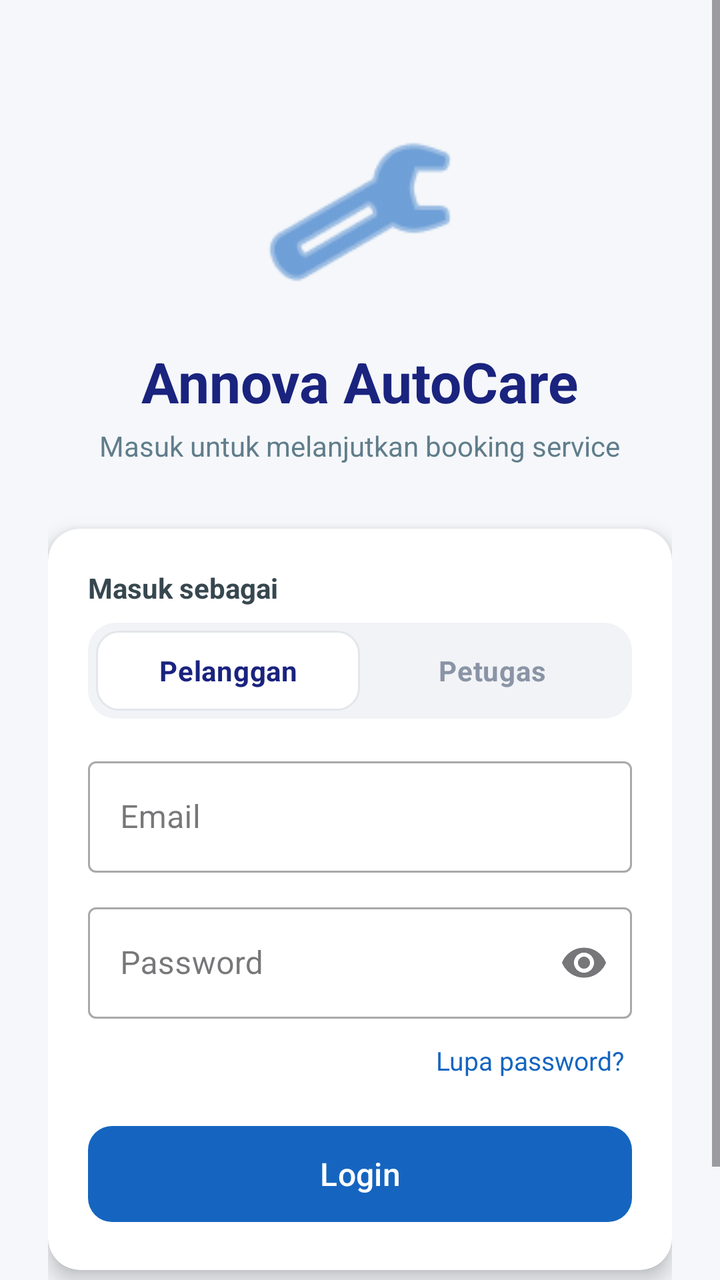
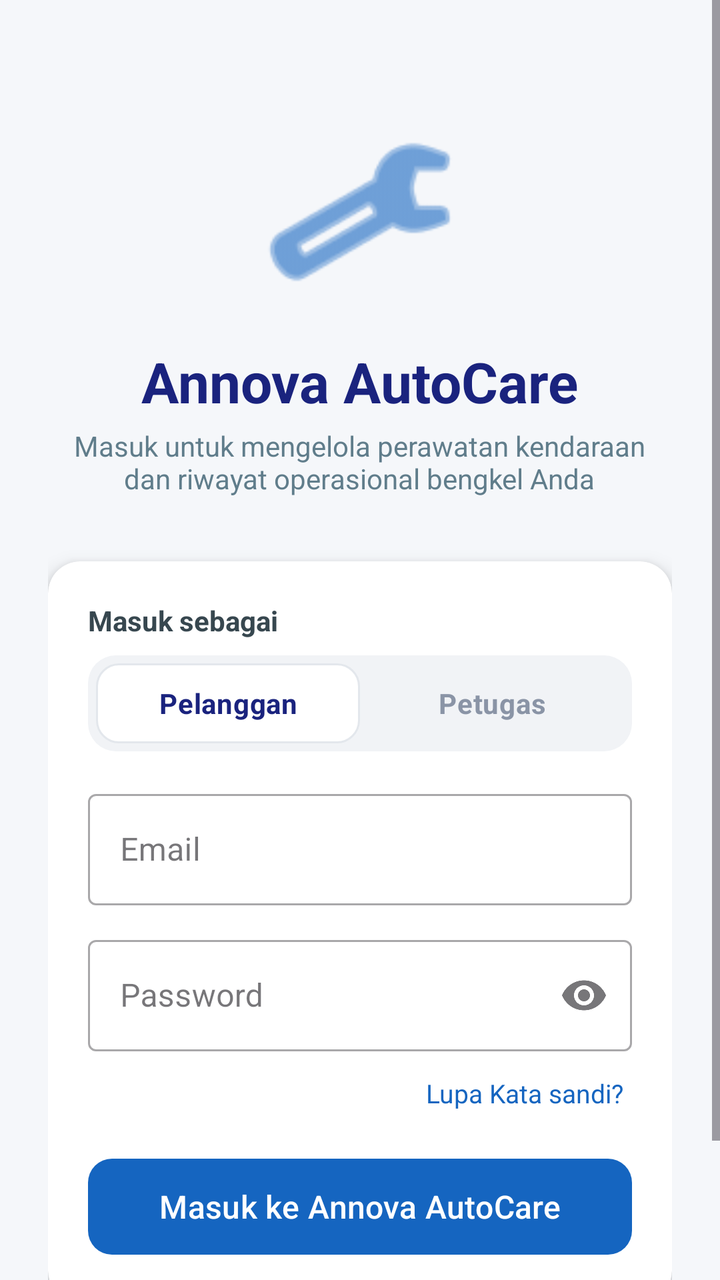

Two renders of the same Android screen: before a commit and after it. Below are the layout's source before the change and the commit's diff.
<!-- AndroidManifest.xml: application theme Theme.MobileProject -->
<!-- res/layout/activity_login.xml -->
<?xml version="1.0" encoding="utf-8"?>
<ScrollView xmlns:android="http://schemas.android.com/apk/res/android"
    xmlns:app="http://schemas.android.com/apk/res-auto"
    xmlns:tools="http://schemas.android.com/tools"
    android:layout_width="match_parent"
    android:layout_height="match_parent"
    android:background="#F5F7FA"
    android:fillViewport="true"
    android:id="@+id/main"
    tools:context=".LoginActivity">

    <LinearLayout
        android:layout_width="match_parent"
        android:layout_height="wrap_content"
        android:gravity="center_horizontal"
        android:orientation="vertical"
        android:padding="24dp">

        
        <ImageView
            android:id="@+id/imgLogo"
            android:layout_width="100dp"
            android:layout_height="100dp"
            android:layout_marginTop="32dp"
            android:contentDescription="Logo aplikasi"
            android:src="@android:drawable/ic_menu_preferences"
            app:tint="#1565C0" />

        
        <TextView
            android:id="@+id/tvTitle"
            android:layout_width="wrap_content"
            android:layout_height="wrap_content"
            android:layout_marginTop="16dp"
            android:text="Annova AutoCare"
            android:textColor="#1A237E"
            android:textSize="28sp"
            android:textStyle="bold" />

        <TextView
            android:id="@+id/tvSubtitle"
            android:layout_width="wrap_content"
            android:layout_height="wrap_content"
            android:layout_marginTop="4dp"
            android:text="Masuk untuk melanjutkan booking service"
            android:textColor="#607D8B"
            android:textSize="14sp" />

        
        <androidx.cardview.widget.CardView
            android:layout_width="match_parent"
            android:layout_height="wrap_content"
            android:layout_marginTop="32dp"
            app:cardCornerRadius="16dp"
            app:cardElevation="6dp">

            <LinearLayout
                android:layout_width="match_parent"
                android:layout_height="wrap_content"
                android:orientation="vertical"
                android:padding="20dp">

                
                <TextView
                    android:layout_width="wrap_content"
                    android:layout_height="wrap_content"
                    android:text="Masuk sebagai"
                    android:textColor="#37474F"
                    android:textSize="14sp"
                    android:textStyle="bold" />

                <RadioGroup
                    android:id="@+id/rgRole"
                    android:layout_width="match_parent"
                    android:layout_height="48dp"
                    android:layout_marginTop="8dp"
                    android:background="@drawable/bg_role_track"
                    android:orientation="horizontal"
                    android:padding="4dp">

                    <RadioButton
                        android:id="@+id/rbCustomer"
                        android:layout_width="0dp"
                        android:layout_height="match_parent"
                        android:layout_weight="1"
                        android:background="@drawable/bg_role_selector"
                        android:button="@null"
                        android:checked="true"
                        android:gravity="center"
                        android:text="Pelanggan"
                        android:textColor="@color/role_text_color"
                        android:textSize="14sp"
                        android:textStyle="bold" />

                    <RadioButton
                        android:id="@+id/rbPetugas"
                        android:layout_width="0dp"
                        android:layout_height="match_parent"
                        android:layout_weight="1"
                        android:background="@drawable/bg_role_selector"
                        android:button="@null"
                        android:gravity="center"
                        android:text="Petugas"
                        android:textColor="@color/role_text_color"
                        android:textSize="14sp"
                        android:textStyle="bold" />
                </RadioGroup>

                
                <com.google.android.material.textfield.TextInputLayout
                    android:id="@+id/tilEmail"
                    style="@style/Widget.MaterialComponents.TextInputLayout.OutlinedBox"
                    android:layout_width="match_parent"
                    android:layout_height="wrap_content"
                    android:layout_marginTop="16dp"
                    android:hint="Email">

                    <com.google.android.material.textfield.TextInputEditText
                        android:id="@+id/etEmail"
                        android:layout_width="match_parent"
                        android:layout_height="wrap_content"
                        android:inputType="textEmailAddress"
                        android:maxLines="1" />
                </com.google.android.material.textfield.TextInputLayout>

                
                <com.google.android.material.textfield.TextInputLayout
                    android:id="@+id/tilPassword"
                    style="@style/Widget.MaterialComponents.TextInputLayout.OutlinedBox"
                    android:layout_width="match_parent"
                    android:layout_height="wrap_content"
                    android:layout_marginTop="12dp"
                    android:hint="Password"
                    app:endIconMode="password_toggle">

                    <com.google.android.material.textfield.TextInputEditText
                        android:id="@+id/etPassword"
                        android:layout_width="match_parent"
                        android:layout_height="wrap_content"
                        android:inputType="textPassword"
                        android:maxLines="1" />
                </com.google.android.material.textfield.TextInputLayout>

                
                <TextView
                    android:id="@+id/tvLupaPassword"
                    android:layout_width="wrap_content"
                    android:layout_height="wrap_content"
                    android:layout_gravity="end"
                    android:layout_marginTop="8dp"
                    android:padding="4dp"
                    android:text="Lupa password?"
                    android:textColor="#1565C0"
                    android:textSize="13sp" />

                
                <com.google.android.material.button.MaterialButton
                    android:id="@+id/btnLogin"
                    android:layout_width="match_parent"
                    android:layout_height="56dp"
                    android:layout_marginTop="16dp"
                    android:text="Login"
                    android:textAllCaps="false"
                    android:textSize="16sp"
                    app:backgroundTint="#1565C0"
                    app:cornerRadius="12dp" />

                <ProgressBar
                    android:id="@+id/progressBar"
                    android:layout_width="wrap_content"
                    android:layout_height="wrap_content"
                    android:layout_gravity="center_horizontal"
                    android:layout_marginTop="12dp"
                    android:visibility="gone" />
            </LinearLayout>
        </androidx.cardview.widget.CardView>

        
        <LinearLayout
            android:id="@+id/layoutDaftar"
            android:layout_width="wrap_content"
            android:layout_height="wrap_content"
            android:layout_marginTop="24dp"
            android:orientation="horizontal">

            <TextView
                android:layout_width="wrap_content"
                android:layout_height="wrap_content"
                android:text="Belum punya akun? "
                android:textColor="#607D8B" />

            <TextView
                android:id="@+id/tvDaftar"
                android:layout_width="wrap_content"
                android:layout_height="wrap_content"
                android:text="Daftar"
                android:textColor="#1565C0"
                android:textStyle="bold" />
        </LinearLayout>

    </LinearLayout>
</ScrollView>
<!-- resources referenced by this layout -->
<resources>
  <!-- drawable bg_role_selector (drawable) -->
  <?xml version="1.0" encoding="utf-8"?>
  <selector xmlns:android="http://schemas.android.com/apk/res/android">
      <item android:drawable="@drawable/bg_role_selected" android:state_checked="true" />
      <item android:drawable="@android:color/transparent" />
  </selector>
  <!-- drawable bg_role_track (drawable) -->
  <?xml version="1.0" encoding="utf-8"?>
  <shape xmlns:android="http://schemas.android.com/apk/res/android"
      android:shape="rectangle">
      <solid android:color="#F1F3F6" />
      <corners android:radius="14dp" />
  </shape>
  <style name="Theme.MobileProject" parent="Base.Theme.MobileProject" />
  <!-- drawable bg_role_selected (drawable) -->
  <?xml version="1.0" encoding="utf-8"?>
  <shape xmlns:android="http://schemas.android.com/apk/res/android"
      android:shape="rectangle">
      <solid android:color="#FFFFFF" />
      <stroke
          android:width="1dp"
          android:color="#E3E7EC" />
      <corners android:radius="11dp" />
  </shape>
  <style name="Base.Theme.MobileProject" parent="Theme.Material3.DayNight.NoActionBar">
          
          
      </style>
</resources>

<!-- the commit's change to res/layout/activity_login.xml (unified diff, before → after) -->
@@ -39,10 +39,11 @@
 
         <TextView
             android:id="@+id/tvSubtitle"
-            android:layout_width="wrap_content"
+            android:layout_width="309dp"
             android:layout_height="wrap_content"
             android:layout_marginTop="4dp"
-            android:text="Masuk untuk melanjutkan booking service"
+            android:text="Masuk untuk mengelola perawatan kendaraan dan riwayat operasional bengkel Anda"
+            android:textAlignment="center"
             android:textColor="#607D8B"
             android:textSize="14sp" />
 
@@ -149,7 +150,7 @@
                     android:layout_gravity="end"
                     android:layout_marginTop="8dp"
                     android:padding="4dp"
-                    android:text="Lupa password?"
+                    android:text="Lupa Kata sandi?"
                     android:textColor="#1565C0"
                     android:textSize="13sp" />
 
@@ -159,7 +160,7 @@
                     android:layout_width="match_parent"
                     android:layout_height="56dp"
                     android:layout_marginTop="16dp"
-                    android:text="Login"
+                    android:text="Masuk ke Annova AutoCare"
                     android:textAllCaps="false"
                     android:textSize="16sp"
                     app:backgroundTint="#1565C0"
@@ -186,14 +187,14 @@
             <TextView
                 android:layout_width="wrap_content"
                 android:layout_height="wrap_content"
-                android:text="Belum punya akun? "
+                android:text="Belum memiliki akun Annova? "
                 android:textColor="#607D8B" />
 
             <TextView
                 android:id="@+id/tvDaftar"
                 android:layout_width="wrap_content"
                 android:layout_height="wrap_content"
-                android:text="Daftar"
+                android:text="Daftar Sekarang"
                 android:textColor="#1565C0"
                 android:textStyle="bold" />
         </LinearLayout>
